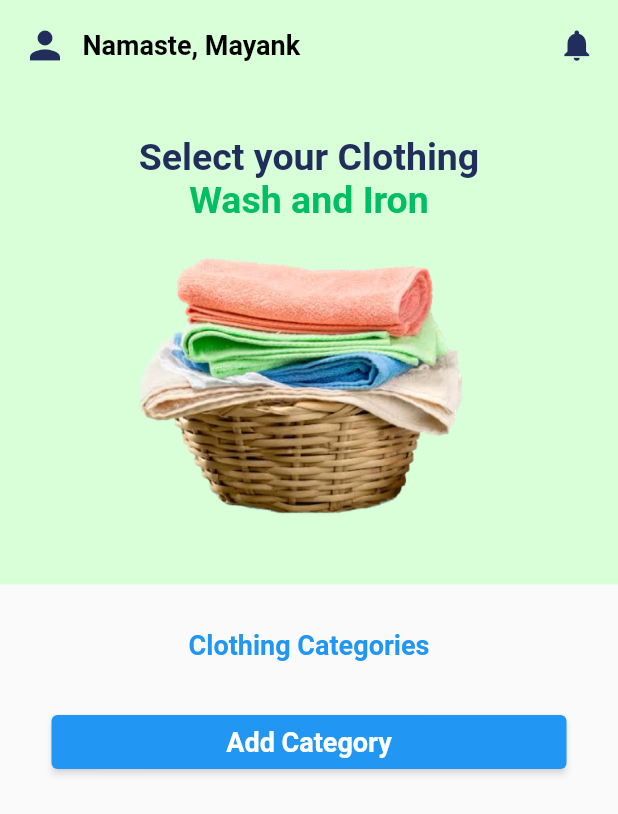
After one commit to SK-0911/Roommate-App, a Flutter app: the Laundry screen opened directly, after a tap on "Wash and Iron", on a phone screen of 412 x 824 dp. The commit adds this screen. Shown: the top 814 px of the screen. Run offline on Flutter 3.47's test engine with Material 2 defaults, Android fonts, the phone set to English and light mode, and no system bars; missing offline and left inert: dart:js.

Commit message:
on tap laundry as of 10/06/23

```diff
--- /dev/null
+++ b/lib/Screens/laundrybooking.dart
@@ -0,0 +1,148 @@
+import 'package:flutter/cupertino.dart';
+import 'package:flutter/material.dart';
+import 'package:sb/const/CustomColors.dart';
+
+import '../const/imagename.dart';
+
+class bookingDetails extends StatefulWidget {
+  String typeOfWash;
+  String title;
+
+  bookingDetails(this.typeOfWash, this.title, {Key? key}) : super(key: key);
+
+  @override
+  State<bookingDetails> createState() => _bookingDetailsState();
+}
+
+class _bookingDetailsState extends State<bookingDetails> {
+  @override
+  Widget build(BuildContext context) {
+    return Scaffold(
+      body: SafeArea(
+        child: ListView(
+          scrollDirection: Axis.vertical,
+          children: [
+            Container(
+              // margin: EdgeInsets.only(top: 10),
+              padding: EdgeInsets.all(15.0),
+              color: AppColors.lightgreen,
+              child: Row(
+                mainAxisAlignment: MainAxisAlignment.spaceBetween,
+                children: [
+                  // Icon, User
+                  Row(
+                    children: const [
+                      Icon(
+                        Icons.person,
+                        size: 30,
+                        color: AppColors.darkBlueTheme,
+                      ),
+                      const SizedBox(width: 10),
+
+                      Text(
+                        "Namaste, Mayank",
+                        style: TextStyle(
+                            color: Colors.black,
+                            fontSize: 18,
+                            fontWeight: FontWeight.bold
+                        ),
+                      )
+                    ],
+                  ),
+
+                  // Bell icon
+                  const Icon(
+                    Icons.notifications,
+                    size: 25,
+                    color: AppColors.darkBlueTheme,
+                  )
+                ],
+              ),
+            ),
+
+            Column(
+              children: [
+                Container(
+                  padding: EdgeInsets.only(top: 30),
+                  decoration: BoxDecoration(
+                    color: AppColors.lightgreen,
+                    image: DecorationImage(
+                        image: AssetImage(widget.title == "Wash and Iron"
+                            ? washAndIron
+                            : widget.title == "Dry Clean"
+                                ? dryClean
+                                : widget.title == "Ironing"
+                                    ? Ironing
+                                    : chemicalWash),
+                        fit: BoxFit.contain,
+                        alignment: Alignment.center),
+                  ),
+                  height: MediaQuery.of(context).size.height / 2.5,
+                  width: MediaQuery.of(context).size.width,
+                  child: RichText(
+                    textAlign: TextAlign.center,
+                    text:
+                     TextSpan(
+                      style:  TextStyle (
+                        fontSize:  55,
+                        fontWeight: FontWeight.w600,
+                        // height:  150,
+                        color:  Color(0xff000000),
+                      ),
+                      children:  [
+                        TextSpan(
+                          text:  'Select your Clothing\n',
+                          style:  TextStyle (
+                            // 'Poppins',
+                            fontSize:  25,
+                            fontWeight:  FontWeight.w600,
+                            // height:  150,
+                            color:  Color(0xff212E5C),
+                          ),
+                        ),
+
+                        TextSpan(
+                          text: "${widget.title}",
+                          style:  TextStyle (
+                            // 'Poppins',
+                            fontSize:  25,
+                            fontWeight:  FontWeight.w600,
+                            // height:  150,
+                            color:  Color(0xff00BF63),
+                          ),
+                        ),
+                      ],
+                    ),
+                  ),
+                ),
+                Container(
+                  margin: EdgeInsets.only(top: 30),
+                  child: Text("Clothing Categories",
+                      style: TextStyle(
+                          fontWeight: FontWeight.bold,
+                          fontSize: 18,
+                          color: Colors.blue)),
+                ),
+                Container(
+                  margin: EdgeInsets.only(top: 30),
+                  width: MediaQuery.of(context).size.width / 1.2,
+                  child: ElevatedButton(
+                    style: ElevatedButton.styleFrom(
+                      shadowColor: Colors.grey.shade50,
+                    ),
+                    onPressed: () {},
+                    child: Text("Add Category",
+                        style: TextStyle(
+                            fontWeight: FontWeight.bold,
+                            fontSize: 18,
+                            color: Colors.white)),
+                  ),
+                ),
+              ],
+            ),
+          ],
+        ),
+      ),
+    );
+  }
+}
--- a/lib/const/CustomColors.dart
+++ b/lib/const/CustomColors.dart
@@ -9,6 +9,7 @@ class AppColors{
   static const lightOrange = Color(0xfffeb74d);
   static const pinkcard = Color(0xfffe9789);
   static const bluecard = Color(0xff44b8de);
+  static const lightgreen = Color(0xffd9ffd9);
 
 
 }
--- /dev/null
+++ b/lib/const/customdialog.dart
@@ -0,0 +1,11 @@
+import 'dart:js';
+
+import 'package:flutter/material.dart';
+
+CustomDialog(context ){
+  return showDialog(context: context, builder:(BuildContext context){
+    return AlertDialog(
+
+    );
+  } );
+}
--- a/lib/laundry.dart
+++ b/lib/laundry.dart
@@ -1,4 +1,5 @@
 import 'package:flutter/material.dart';
+import 'package:sb/Screens/laundrybooking.dart';
 import 'package:sb/const/imagename.dart';
 import 'const/screen.dart';
 import 'const/CustomColors.dart';
@@ -305,7 +306,11 @@ class _LaundryState extends State<Laundry> {
     );
   }
 
-  Category(String title, IconData iconData) => Container(
+  Category(String title, IconData iconData) => InkWell(
+    onTap: (){
+      Navigator.push(context, MaterialPageRoute(builder: (_)=>bookingDetails(washAndIron,title)));
+    },
+    child: Container(
 
       padding: const EdgeInsets.only(top: 10, left: 10, right: 10),
       decoration: BoxDecoration(
@@ -339,6 +344,7 @@ class _LaundryState extends State<Laundry> {
 
         ],
       ),
+    ),
   );
 
   confirm(){
```
Lines whose indentation alone changed are shown as unchanged.
